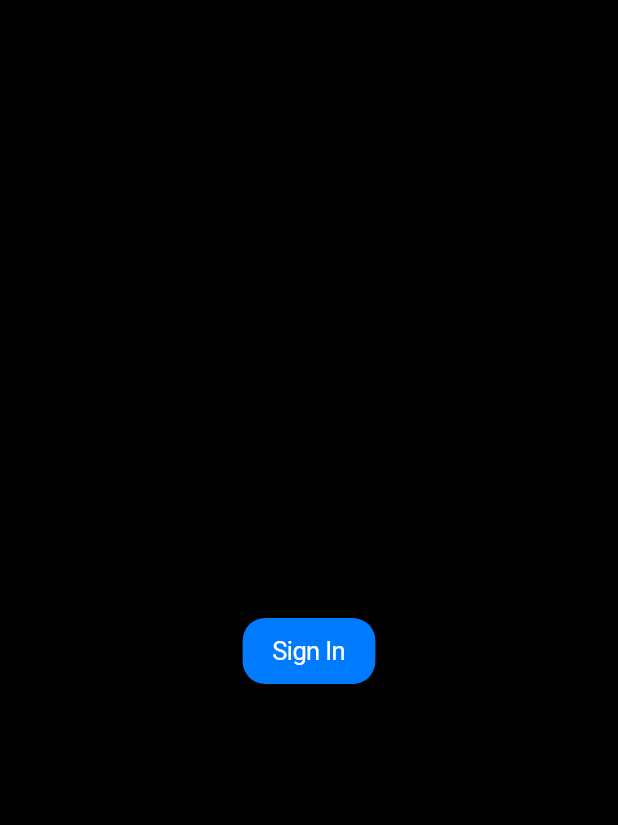
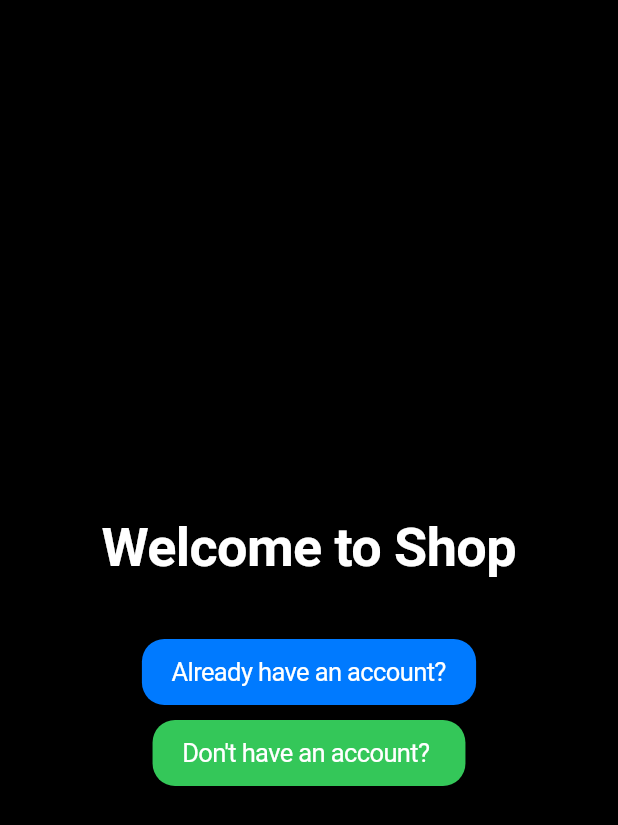
Before and after one commit to Mangulabnan-Bernard/OrderingSystem, a Flutter app: the screen it shows after launch, on a phone screen of 412 x 824 dp. Shown: the top 825 px of the screen. Run offline on Flutter 3.47's test engine with Material 3 defaults, Android fonts, the phone set to English and light mode, and no system bars; missing offline and left inert: flutter_file_dialog; project files that could hold a hidden picture were left out.

Commit message:
fixing minor error and update some ui, ver10

```diff
--- a/lib/pages/home.dart
+++ b/lib/pages/home.dart
@@ -21,15 +21,12 @@ class _LoginScreenState extends State<LoginScreen> {
     setState(() {
       _isLoading = true;
     });
-
     try {
       final String username = _usernameController.text.trim();
       final String password = _passwordController.text.trim();
-
       if (username.isEmpty || password.isEmpty) {
         throw Exception("Please enter both username and password.");
       }
-
       final response = await http.post(
         Uri.parse('https://yourmilkteashop.com/login.php'),
         body: {
@@ -44,18 +41,17 @@ class _LoginScreenState extends State<LoginScreen> {
       });
 
       print("Raw server response: ${response.body}"); // Debug log
-
       if (response.statusCode == 200) {
         try {
           final Map<String, dynamic> responseData = json.decode(response.body);
-
           if (responseData.containsKey('success')) {
             if (responseData['success'] == true) {
               // Login success, navigate to HomePage
               Navigator.pushReplacement(
                 context,
                 CupertinoPageRoute(
-                  builder: (context) => HomePage(onCartUpdated: (List<Map<String, dynamic>> value) {}),
+                  builder: (context) =>
+                      HomePage(onCartUpdated: (List<Map<String, dynamic>> value) {}),
                 ),
               );
             } else {
@@ -80,21 +76,17 @@ class _LoginScreenState extends State<LoginScreen> {
     }
   }
 
-
   // Function to handle account creation
   Future<void> _createAccount() async {
     setState(() {
       _isLoading = true;
     });
-
     try {
       final String username = _usernameController.text.trim();
       final String password = _passwordController.text.trim();
-
       if (username.isEmpty || password.isEmpty) {
         throw Exception("Please enter both username and password.");
       }
-
       // Call the create account API
       final response = await http.post(
         Uri.parse('https://yourmilkteashop.com/signup.php'),
@@ -110,11 +102,9 @@ class _LoginScreenState extends State<LoginScreen> {
       });
 
       print("Raw server response: ${response.body}"); // Debug log
-
       if (response.statusCode == 200) {
         try {
           final Map<String, dynamic> responseData = json.decode(response.body);
-
           if (responseData.containsKey('success')) {
             if (responseData['success'] == true) {
               // Go back to the login screen after account creation
@@ -162,34 +152,26 @@ class _LoginScreenState extends State<LoginScreen> {
     );
   }
 
-  void _handleLogout(BuildContext context) {
-    showCupertinoDialog(
-      context: context,
-      builder: (context) => CupertinoAlertDialog(
-        title: const Text("Logout"),
-        content: const Text("Are you sure you want to logout?"),
-        actions: [
-          CupertinoDialogAction(
-            child: const Text("Cancel"),
-            onPressed: () => Navigator.pop(context),
-          ),
-          CupertinoDialogAction(
-            child: const Text("Logout"),
-            onPressed: () {
-              Navigator.popUntil(context, (route) => route.isFirst);
-            },
-          ),
-        ],
-      ),
-    );
-  }
-
   @override
   Widget build(BuildContext context) {
     return CupertinoPageScaffold(
       navigationBar: CupertinoNavigationBar(
-        middle: Text("Welcome to Shop"),
+        middle: Text(_isLoginVisible ? (_isCreateAccount ? "Create Account" : "Sign In") : "Welcome to Shop"),
         backgroundColor: CupertinoColors.black,
+        trailing: _isLoginVisible
+            ? CupertinoButton(
+          padding: EdgeInsets.zero,
+          child: Text("Cancel", style: TextStyle(color: CupertinoColors.white)),
+          onPressed: () {
+            setState(() {
+              _isLoginVisible = false;
+              _isCreateAccount = false;
+              _usernameController.clear();
+              _passwordController.clear();
+            });
+          },
+        )
+            : null, // No cancel button on the initial screen
       ),
       backgroundColor: CupertinoColors.black,
       child: Padding(
@@ -198,23 +180,61 @@ class _LoginScreenState extends State<LoginScreen> {
           child: Column(
             mainAxisAlignment: MainAxisAlignment.center,
             children: [
+              // Big Welcome Text
+              if (!_isLoginVisible)
+                Text(
+                  "Welcome to Shop",
+                  style: TextStyle(
+                    fontSize: 36,
+                    fontWeight: FontWeight.bold,
+                    color: CupertinoColors.white,
+                  ),
+                ),
+              SizedBox(height: !_isLoginVisible ? 40 : 0),
+
+              // Buttons for Already Have Account / Don't Have Account
               if (!_isLoginVisible) ...[
                 CupertinoButton(
-                  child: Text("Sign In", style: TextStyle(color: CupertinoColors.white)),
+                  child: Text(
+                    "Already have an account?",
+                    style: TextStyle(color: CupertinoColors.white),
+                  ),
                   onPressed: () {
                     setState(() {
                       _isLoginVisible = true;
+                      _isCreateAccount = false;
                     });
                   },
                   color: CupertinoColors.activeBlue,
                   padding: EdgeInsets.symmetric(horizontal: 20, vertical: 10),
                   borderRadius: BorderRadius.circular(15),
                 ),
+                SizedBox(height: 10),
+                CupertinoButton(
+                  child: Text(
+                    "Don't have an account? ",
+                    style: TextStyle(color: CupertinoColors.white),
+                  ),
+                  onPressed: () {
+                    setState(() {
+                      _isLoginVisible = true;
+                      _isCreateAccount = true;
+                    });
+                  },
+                  color: CupertinoColors.activeGreen,
+                  padding: EdgeInsets.symmetric(horizontal: 20, vertical: 10),
+                  borderRadius: BorderRadius.circular(15),
+                ),
               ],
+
+              // Sign In or Create Account Form
               if (_isLoginVisible) ...[
                 Text(
-                  _isCreateAccount ? "Create Account" : "Login",
-                  style: CupertinoTheme.of(context).textTheme.navLargeTitleTextStyle.copyWith(
+                  _isCreateAccount ? "Create Account" : "Sign In",
+                  style: CupertinoTheme.of(context)
+                      .textTheme
+                      .navLargeTitleTextStyle
+                      .copyWith(
                     fontWeight: FontWeight.bold,
                     color: CupertinoColors.white,
                   ),
@@ -248,37 +268,11 @@ class _LoginScreenState extends State<LoginScreen> {
                 _isLoading
                     ? CupertinoActivityIndicator(color: CupertinoColors.white)
                     : CupertinoButton.filled(
-                  child: Text(_isCreateAccount ? "Create Account" : "Login"),
+                  child: Text(_isCreateAccount ? "Create Account" : "Sign In"),
                   onPressed: _isCreateAccount ? _createAccount : _login,
                   padding: EdgeInsets.symmetric(horizontal: 20, vertical: 10),
                   borderRadius: BorderRadius.circular(15),
                 ),
-                if (_isCreateAccount) ...[
-                  CupertinoButton(
-                    child: Text("Cancel", style: TextStyle(color: CupertinoColors.white)),
-                    onPressed: () {
-                      setState(() {
-                        _isCreateAccount = false;
-                      });
-                    },
-                    color: CupertinoColors.destructiveRed,
-                    padding: EdgeInsets.symmetric(horizontal: 20, vertical: 10),
-                    borderRadius: BorderRadius.circular(15),
-                  ),
-                ],
-                if (!_isCreateAccount) ...[
-                  CupertinoButton(
-                    child: Text("Create Account", style: TextStyle(color: CupertinoColors.white)),
-                    onPressed: () {
-                      setState(() {
-                        _isCreateAccount = true;
-                      });
-                    },
-                    color: CupertinoColors.activeGreen,
-                    padding: EdgeInsets.symmetric(horizontal: 20, vertical: 10),
-                    borderRadius: BorderRadius.circular(15),
-                  ),
-                ],
               ],
             ],
           ),
--- a/pubspec.yaml
+++ b/pubspec.yaml
@@ -16,7 +16,7 @@ publish_to: 'none' # Remove this line if you wish to publish to pub.dev
 # https://developer.apple.com/library/archive/documentation/General/Reference/InfoPlistKeyReference/Articles/CoreFoundationKeys.html
 # In Windows, build-name is used as the major, minor, and patch parts
 # of the product and file versions while build-number is used as the build suffix.
-version: 1.0.0+9
+version: 1.0.0+10
 
 environment:
   sdk: ^3.7.2
```
Also changed, not shown: lib/pages/cart.dart (+5 -2 lines), lib/pages/detailsproduct.dart (+6 -4 lines).
